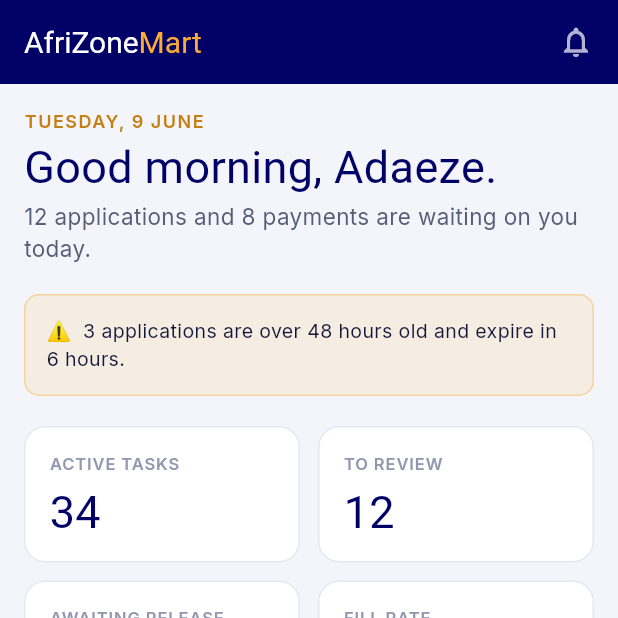
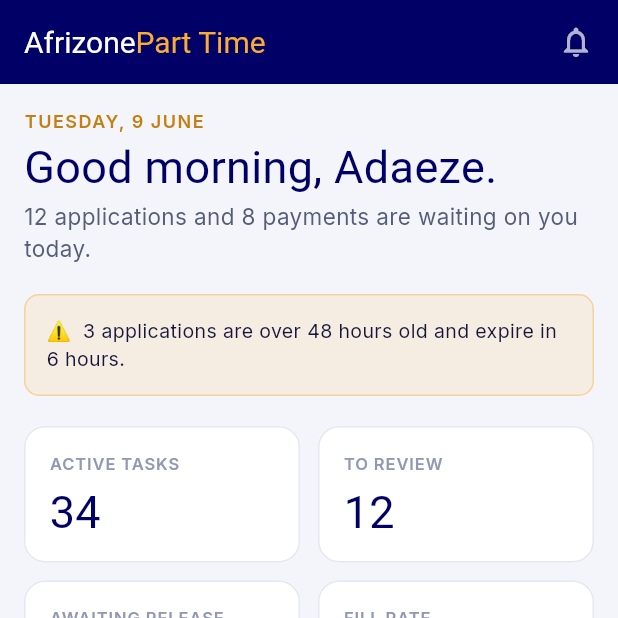
Before and after one commit to allianewase/afrizone_mart, a Flutter app: the screen it shows after launch, after a tap on "Sign in", on a phone screen of 412 x 824 dp, the top half of it. Run offline on Flutter 3.47's test engine with Material 3 defaults, Android fonts, the light colour scheme and no system bars; our stand-ins replace google_fonts; Roboto replaces fonts that are missing (Instrument Serif).

Commit message:
Update wordmark from 'AfriZone Mart' to 'Afrizone Part Time' for consistency with React website

```diff
--- a/lib/screens/dashboard_screen.dart
+++ b/lib/screens/dashboard_screen.dart
@@ -15,8 +15,8 @@
         elevation: 0,
         title: Row(
           children: [
-            Text('AfriZone', style: AppText.serif(size: 20, color: Colors.white)),
-            Text('Mart', style: AppText.serif(size: 20, color: AppColors.orange)),
+            Text('Afrizone', style: AppText.serif(size: 20, color: Colors.white)),
+            Text('Part Time', style: AppText.serif(size: 20, color: AppColors.orange)),
           ],
         ),
         actions: const [
--- a/lib/screens/sign_in_screen.dart
+++ b/lib/screens/sign_in_screen.dart
@@ -42,9 +42,9 @@
                     children: [
                       Row(
                         children: [
-                          Text('AfriZone',
+                          Text('Afrizone',
                               style: AppText.serif(size: 22, color: AppColors.navy)),
-                          Text('Mart',
+                          Text('Part Time',
                               style: AppText.serif(size: 22, color: AppColors.orange)),
                         ],
                       ),
```
